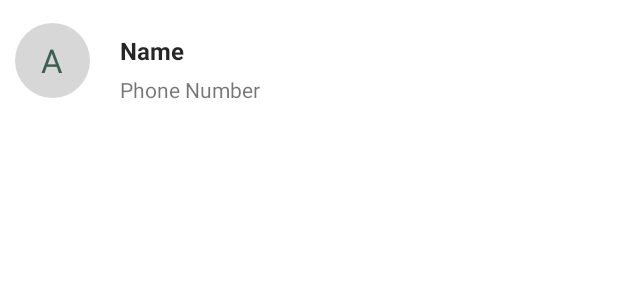
After one commit to enja-2001/Metafrastis, an Android app: the layout single_row_contact_list.xml on its own in the app's theme, with its tools: preview values and no code run, on a phone screen of 412 x 824 dp. The commit adds this screen. Shown: the top 300 px of the screen. Run offline under Robolectric (Android 15) with nearby library versions, the phone set to English and light mode, and no system bars.

Commit message:
CotactsList added

```diff
--- a/app/src/main/java/com/example/myapplication/MainActivity.java
+++ b/app/src/main/java/com/example/myapplication/MainActivity.java
@@ -49,8 +49,6 @@ public class MainActivity extends AppCompatActivity {
 
     final SpeechRecognizer mSpeechRecognizer=SpeechRecognizer.createSpeechRecognizer(this);
     final Intent mSpeechRecognizerIntent=new Intent(RecognizerIntent.ACTION_RECOGNIZE_SPEECH);
-
-
 
     @Override
     protected void onCreate(Bundle savedInstanceState) {
--- /dev/null
+++ b/app/src/main/res/drawable/circular_drawable.xml
@@ -0,0 +1,14 @@
+<?xml version="1.0" encoding="utf-8"?>
+<shape xmlns:android="http://schemas.android.com/apk/res/android"
+    android:shape="oval">
+
+            <padding android:left="4dp"
+                android:right="4dp"
+                android:top="4dp"
+                android:bottom="4dp"/>
+
+            <solid android:color="@color/colorGrey"/>
+
+            <size android:height="50dp"
+                android:width="50dp"/>
+</shape>
--- /dev/null
+++ b/app/src/main/res/layout/single_row_contact_list.xml
@@ -0,0 +1,46 @@
+<?xml version="1.0" encoding="utf-8"?>
+<androidx.constraintlayout.widget.ConstraintLayout xmlns:android="http://schemas.android.com/apk/res/android"
+    xmlns:app="http://schemas.android.com/apk/res-auto"
+    xmlns:tools="http://schemas.android.com/tools"
+    android:layout_width="match_parent"
+    android:layout_height="wrap_content"
+    android:layout_marginTop="5dp">
+
+    <TextView
+        android:id="@+id/tvName"
+        android:layout_width="wrap_content"
+        android:layout_height="wrap_content"
+        android:text="Name"
+        android:textSize="16sp"
+        android:textStyle="bold"
+        android:textColor="@color/textColor"
+        android:layout_marginLeft="20dp"
+        android:layout_marginTop="17dp"
+        app:layout_constraintStart_toEndOf="@+id/tvImage"
+        app:layout_constraintTop_toTopOf="parent" />
+
+    <TextView
+        android:id="@+id/tvPhoneNumber"
+        android:layout_width="wrap_content"
+        android:layout_height="wrap_content"
+        android:text="Phone Number"
+        android:layout_marginLeft="20dp"
+        android:layout_marginTop="5dp"
+        app:layout_constraintStart_toEndOf="@+id/tvImage"
+        app:layout_constraintTop_toBottomOf="@+id/tvName" />
+
+    <TextView
+        android:id="@+id/tvImage"
+        android:layout_width="wrap_content"
+        android:layout_height="wrap_content"
+        android:layout_marginLeft="10dp"
+        android:layout_marginTop="10dp"
+        android:background="@drawable/circular_drawable"
+        android:gravity="center"
+        android:text="A"
+        android:textAllCaps="true"
+        android:textColor="@color/colorButton"
+        android:textSize="22sp"
+        app:layout_constraintStart_toStartOf="parent"
+        app:layout_constraintTop_toTopOf="parent" />
+</androidx.constraintlayout.widget.ConstraintLayout>
--- a/app/src/main/res/values-night/themes.xml
+++ b/app/src/main/res/values-night/themes.xml
@@ -1,6 +1,6 @@
 <resources xmlns:tools="http://schemas.android.com/tools">
     <!-- Base application theme. -->
-    <style name="Theme.MyApplication" parent="Theme.MaterialComponents.DayNight.NoActionBar">
+    <style name="Theme.MyApplication" parent="Theme.MaterialComponents.Light.NoActionBar">
         <item name="colorPrimary">@color/colorPrimary</item>
         <item name="colorPrimaryDark">@color/colorPrimaryDark</item>
         <item name="colorAccent">@color/colorAccent</item>
--- a/app/src/main/res/values/colors.xml
+++ b/app/src/main/res/values/colors.xml
@@ -7,4 +7,7 @@
     <color name="colorButton">#3d5f51</color>
     <color name="colorButtonActive">#1bea95</color>
     <color name="colorDarkPink">#A15A77</color>
+
+    <color name="colorGrey">#CCCDCDCD</color>
+    <color name="textColor">#D9000000</color>
 </resources>
--- a/app/src/main/res/values/themes.xml
+++ b/app/src/main/res/values/themes.xml
@@ -1,6 +1,6 @@
 <resources xmlns:tools="http://schemas.android.com/tools">
     <!-- Base application theme. -->
-    <style name="Theme.MyApplication" parent="Theme.MaterialComponents.DayNight.NoActionBar">
+    <style name="Theme.MyApplication" parent="Theme.MaterialComponents.Light.NoActionBar">
         <!-- Primary brand color. -->
         <item name="colorPrimary">@color/colorPrimary</item>
         <item name="colorPrimaryDark">@color/colorPrimaryDark</item>
```
Also changed, not shown: app/build.gradle (+6 -1 lines), app/src/main/AndroidManifest.xml (+8 -4 lines), app/src/main/java/com/example/myapplication/Adapters/Contacts.java (added, +61 -0 lines), app/src/main/java/com/example/myapplication/Model/Contact.java (added, +27 -0 lines), app/src/main/java/com/example/myapplication/ViewModel/Contacts.java (added, +76 -0 lines), app/src/main/java/com/example/myapplication/Views/ContactsActivity.java (added, +133 -0 lines), app/src/main/res/layout/activity_contacts.xml (added, +23 -0 lines).
